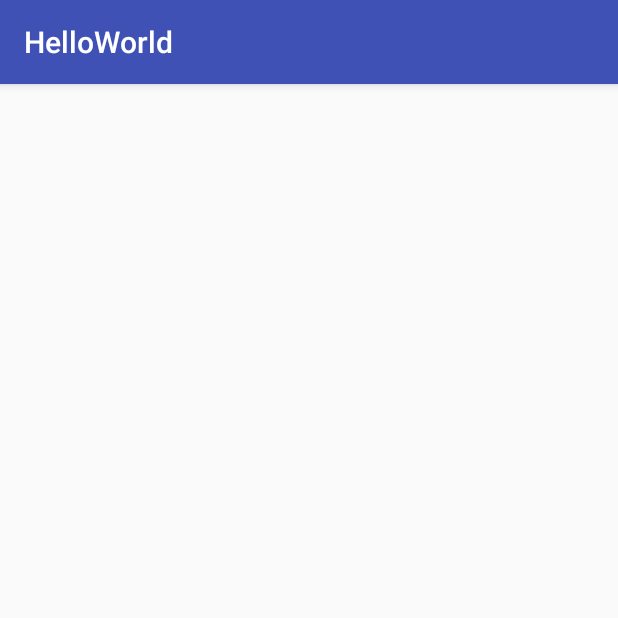
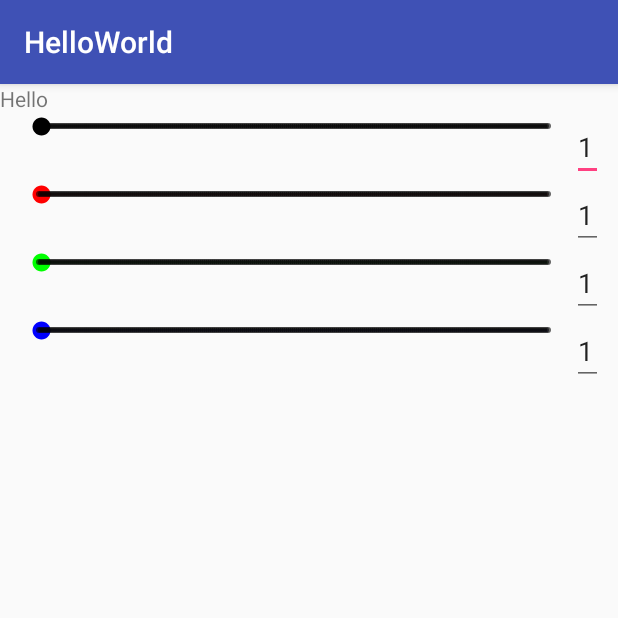
Before and after one commit to Nilesh-Pawar/HelloWorld, an Android app: the screen it shows after launch (MainActivity), on a phone screen of 412 x 824 dp, the top half of it. Run offline under Robolectric (Android 15) with nearby library versions, the phone set to English and light mode, and no system bars.

Commit message:
Add simple ARGB slider with suitable ViewWrapper classes to handle them as a group.

```diff
--- a/app/src/main/java/com/hello/helloworld/MainActivity.java
+++ b/app/src/main/java/com/hello/helloworld/MainActivity.java
@@ -1,13 +1,43 @@
 package com.hello.helloworld;
 
+import android.graphics.Color;
+import android.support.annotation.NonNull;
 import android.support.v7.app.AppCompatActivity;
 import android.os.Bundle;
+import android.util.Log;
+import android.view.View;
+import android.widget.TextView;
+
+import com.hello.helloworld.viewwrappers.ColorSliders;
+import com.hello.helloworld.viewwrappers.SliderWithText;
 
 public class MainActivity extends AppCompatActivity {
+
+    private ColorSliders colorSliders;
 
     @Override
     protected void onCreate(Bundle savedInstanceState) {
         super.onCreate(savedInstanceState);
         setContentView(R.layout.activity_main);
+        initControls();
+    }
+
+
+    private void initControls(){
+
+        final TextView test = findViewById(R.id.tv_color_text);
+
+        colorSliders = new ColorSliders(this, new ColorSliders.Callback() {
+            @Override
+            public void onChange(String argb) {
+                try {
+                    test.setBackgroundColor(Color.parseColor(argb));
+                }
+                catch (Exception e){
+                    Log.d("nplog","["+argb + "]" + argb.length() + ": " + e.getLocalizedMessage() );
+                }
+            }
+        });
+
     }
 }
--- /dev/null
+++ b/app/src/main/java/com/hello/helloworld/viewwrappers/ColorSliders.java
@@ -0,0 +1,79 @@
+package com.hello.helloworld.viewwrappers;
+
+import android.app.Activity;
+import android.graphics.Color;
+import android.util.Log;
+
+import com.hello.helloworld.R;
+
+import java.util.ArrayList;
+
+public class ColorSliders {
+
+    public interface Callback{
+        void onChange(String argb);
+    }
+
+    private enum ColorPos {
+
+        ALPHA(0,R.id.layout_group_slider_alpha,Color.BLACK),
+        RED(1,R.id.layout_group_slider_red,Color.RED),
+        GREEN(2,R.id.layout_group_slider_green,Color.GREEN),
+        BLUE(3,R.id.layout_group_slider_blue,Color.BLUE);
+
+        private final int pos;
+        private final int layoutGroupId;
+        private final int thumbColor;
+
+        ColorPos(int pos,int layoutGroupId, int thumbColor){
+            this.pos = pos;
+            this.layoutGroupId = layoutGroupId;
+            this.thumbColor = thumbColor;
+        }
+    };
+
+    private ArrayList<SliderWithText> colorSliders = new ArrayList<>();
+    private final Callback callback;
+
+    private final SliderWithText.Callback internalCallback =  new SliderWithText.Callback() {
+        @Override
+        public void onChange(int progress) {
+            if(callback!=null) {
+                callback.onChange(strArgb());
+            }
+        }
+    };
+
+    public ColorSliders(Activity activity, Callback callback){
+
+        this.callback = callback;
+
+        for(ColorPos colorPos: ColorPos.values() ) {
+
+            colorSliders.add(colorPos.pos,
+                    new SliderWithText(activity.findViewById(colorPos.layoutGroupId),colorPos.thumbColor,internalCallback));
+        }
+    }
+
+    public int argb(){
+        return Color.argb(colorSliders.get(ColorPos.ALPHA.pos).getValue(),
+                colorSliders.get(ColorPos.RED.pos).getValue(),
+                colorSliders.get(ColorPos.GREEN.pos).getValue(),
+                colorSliders.get(ColorPos.BLUE.pos).getValue());
+
+    }
+
+    /*
+      Always returns String of length begining with # suitable to be used with Color.parseColor(int)
+     */
+    public synchronized String strArgb(){
+
+        String strArgb =  "#"
+        +colorSliders.get(ColorPos.ALPHA.pos).hex()
+        +colorSliders.get(ColorPos.RED.pos).hex()
+        +colorSliders.get(ColorPos.GREEN.pos).hex()
+        +colorSliders.get(ColorPos.BLUE.pos).hex();
+
+        return strArgb;
+    }
+}
--- /dev/null
+++ b/app/src/main/java/com/hello/helloworld/viewwrappers/SliderWithText.java
@@ -0,0 +1,74 @@
+package com.hello.helloworld.viewwrappers;
+
+import android.graphics.PorterDuff;
+import android.support.annotation.ColorInt;
+import android.view.View;
+import android.widget.EditText;
+import android.widget.SeekBar;
+
+import com.hello.helloworld.R;
+
+public class SliderWithText {
+
+    public interface Callback{
+        void onChange(int progress);
+    };
+
+    private final SeekBar seekBar;
+    private final EditText editText;
+    private final Callback callback;
+
+    public SliderWithText(View rootLayout, @ColorInt int thumbColor, Callback callback){
+
+        this.callback = callback;
+
+        seekBar = rootLayout.findViewById(R.id.seekBar_value);
+        seekBar.getProgressDrawable().setColorFilter(thumbColor, PorterDuff.Mode.SRC_IN);
+        seekBar.getThumb().setColorFilter(thumbColor, PorterDuff.Mode.SRC_IN);
+
+        editText = rootLayout.findViewById(R.id.editText_value);
+
+        initControls();
+    }
+
+
+    private void initControls(){
+
+        seekBar.setOnSeekBarChangeListener(new SeekBar.OnSeekBarChangeListener() {
+            @Override
+            public void onProgressChanged(SeekBar seekBar, int progress, boolean fromUser) {
+                editText.setText(""+progress);
+                if(callback!=null) {
+                    callback.onChange(progress);
+                }
+            }
+
+            @Override
+            public void onStartTrackingTouch(SeekBar seekBar) {}
+
+            @Override
+            public void onStopTrackingTouch(SeekBar seekBar) {}
+        });
+
+        editText.setText(""+seekBar.getProgress());
+    }
+
+    public int getValue(){
+        return seekBar.getProgress();
+    }
+
+    /*
+     Always returns two digits 00, 01, 0A etc.  the leading 0x is not included in returned string
+     */
+    public synchronized String hex(){
+        String preFix = "";
+        String hex = Integer.toHexString(seekBar.getProgress());
+
+        if(hex.length()<2){
+            preFix = "0";
+        }
+
+        return preFix+hex;
+    }
+
+}
--- a/app/src/main/res/layout/activity_main.xml
+++ b/app/src/main/res/layout/activity_main.xml
@@ -1,9 +1,16 @@
 <?xml version="1.0" encoding="utf-8"?>
-<android.support.constraint.ConstraintLayout xmlns:android="http://schemas.android.com/apk/res/android"
-    xmlns:app="http://schemas.android.com/apk/res-auto"
+<LinearLayout xmlns:android="http://schemas.android.com/apk/res/android"
     xmlns:tools="http://schemas.android.com/tools"
     android:layout_width="match_parent"
     android:layout_height="match_parent"
-    tools:context=".MainActivity">
+    tools:context=".MainActivity"
+    android:orientation="vertical">
 
-</android.support.constraint.ConstraintLayout>
+    <TextView android:id="@+id/tv_color_text"
+        android:layout_width="wrap_content"
+        android:layout_height="wrap_content"
+        android:text="Hello"/>
+
+     <include  android:id="@+id/layout_color_sliders" layout="@layout/layout_color_sliders"/>
+
+</LinearLayout>
--- /dev/null
+++ b/app/src/main/res/layout/layout_color_sliders.xml
@@ -0,0 +1,14 @@
+<?xml version="1.0" encoding="utf-8"?>
+<LinearLayout xmlns:android="http://schemas.android.com/apk/res/android"
+    android:layout_width="match_parent"
+    android:layout_height="wrap_content"
+    android:orientation="vertical"
+    android:layout_marginLeft="@dimen/app_padding"
+    android:layout_marginRight="@dimen/app_padding">
+
+    <include android:id="@+id/layout_group_slider_alpha" layout="@layout/layout_slider_with_text"/>
+    <include android:id="@+id/layout_group_slider_red"   layout="@layout/layout_slider_with_text"/>
+    <include android:id="@+id/layout_group_slider_green" layout="@layout/layout_slider_with_text"/>
+    <include android:id="@+id/layout_group_slider_blue"  layout="@layout/layout_slider_with_text"/>
+
+</LinearLayout>
--- /dev/null
+++ b/app/src/main/res/layout/layout_slider_with_text.xml
@@ -0,0 +1,27 @@
+<?xml version="1.0" encoding="utf-8"?>
+<LinearLayout xmlns:android="http://schemas.android.com/apk/res/android"
+    xmlns:tools="http://schemas.android.com/tools"
+    android:layout_width="match_parent"
+    android:layout_height="wrap_content"
+    android:orientation="horizontal"
+    >
+
+    <SeekBar
+        android:id="@+id/seekBar_value"
+        style="@style/Widget.AppCompat.SeekBar.Discrete"
+        android:layout_width="0dp"
+        android:layout_height="wrap_content"
+        android:max="255"
+        android:progress="1"
+        android:layout_weight="1"
+    />
+
+    <EditText
+        android:id="@+id/editText_value"
+        android:layout_width="wrap_content"
+        android:layout_height="wrap_content"
+        tools:text="1"
+        android:text="1"
+        />
+
+</LinearLayout>
--- /dev/null
+++ b/app/src/main/res/values/dimens.xml
@@ -0,0 +1,4 @@
+<?xml version="1.0" encoding="utf-8"?>
+<resources>
+    <dimen name="app_padding">10dp</dimen>
+</resources>
```
Also changed, not shown: 2 other files.
